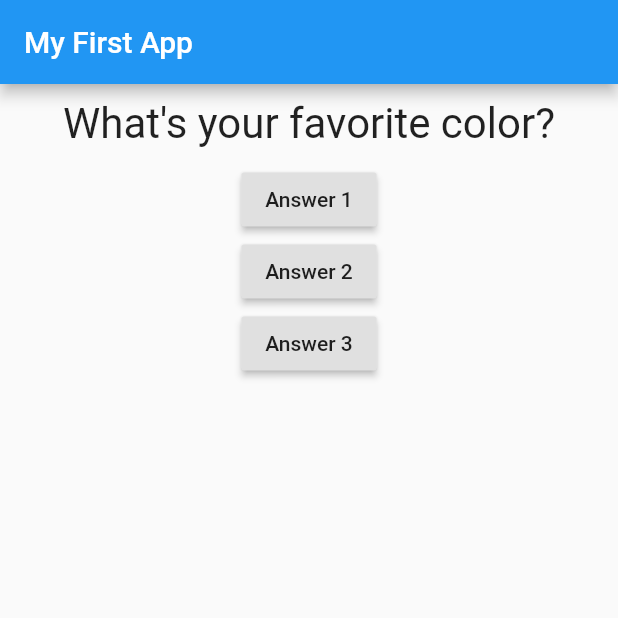
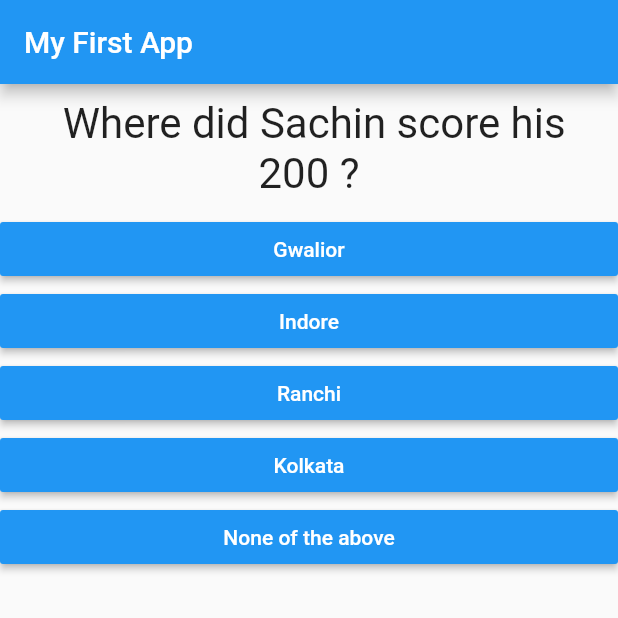
Before and after one commit to Rahul140799/Quiz-App, a Flutter app: the screen it shows after launch, on a phone screen of 412 x 824 dp, the top half of it. Run offline on Flutter 3.47's test engine with Material 2 defaults, Android fonts, the phone set to English and light mode, and no system bars.

Commit message:
Cricket Quiz App

```diff
--- /dev/null
+++ b/lib/answer.dart
@@ -0,0 +1,22 @@
+import 'package:flutter/material.dart';
+
+class Answer extends StatelessWidget {
+
+  final Function selectHandler;
+  final String answerText;
+
+  Answer(this.selectHandler, this.answerText);
+
+  @override
+  Widget build(BuildContext context) {
+    return Container(
+      width: double.infinity,
+      child: RaisedButton(
+        color: Colors.blue,
+        textColor: Colors.white,
+        child: Text(answerText),
+        onPressed: selectHandler,
+      )
+    );
+  }
+}
--- a/lib/main.dart
+++ b/lib/main.dart
@@ -1,6 +1,8 @@
 import 'package:flutter/material.dart';
+import 'package:flutter_complete_guide/quiz.dart';
 
-import './question.dart';
+import './quiz.dart';
+import './result.dart';
 
 void main() => runApp(MyApp());
 
@@ -13,46 +15,102 @@ class MyApp extends StatefulWidget {
 }
 
 class _MyAppState extends State<MyApp> {
+  final _questions = const [
+    {
+      'questionText': " Where did Sachin score his 200 ?",
+      'answerText': [
+        {'text': 'Gwalior', 'score': 1},
+        {'text': 'Indore', 'score': 0},
+        {'text': 'Ranchi', 'score': 0},
+        {'text': 'Kolkata', 'score': 0},
+        {'text': 'None of the above', 'score': 0},
+      ],
+    },
+    {
+      'questionText': " When was overarm bowling accepted as legal ?",
+      'answerText': [
+        {'text': '1869', 'score': 0},
+        {'text': '1864', 'score': 1},
+        {'text': '1872', 'score': 0},
+        {'text': '1889', 'score': 0},
+        {'text': 'None of the above', 'score': 0},
+      ],
+    },
+    {
+      'questionText': " Which national team is nicknamed 'The Springboks' ?",
+      'answerText': [
+        {'text': 'England', 'score': 0},
+        {'text': 'Ireland', 'score': 0},
+        {'text': 'South Africa', 'score': 1},
+        {'text': 'Netherlands', 'score': 0},
+        {'text': 'None of the above', 'score': 0},
+      ],
+    },
+    {
+      'questionText':
+          " Who is the only batsman to have hit a century in each innings of a Test thrice ? ",
+      'answerText': [
+        {'text': 'Lala Amarnath', 'score': 0},
+        {'text': 'Sunil Gavaskar', 'score': 1},
+        {'text': 'Sachin Tendulkar', 'score': 0},
+        {'text': 'Virat Kohli', 'score': 0},
+        {'text': 'None of the above', 'score': 0},
+      ],
+    },
+    {
+      'questionText': " Who won the first World Cup, 1975 ?",
+      'answerText': [
+        {'text': 'West Indies', 'score': 1},
+        {'text': 'India', 'score': 0},
+        {'text': 'England', 'score': 0},
+        {'text': 'Australia', 'score': 0},
+        {'text': 'None of the above', 'score': 0},
+      ],
+    },
+  ];
+
   var _nextQuestion = 0;
+  var _totalScore = 0;
 
-  void _answerQuestion() {
+  void _resetQuiz() {
+    setState(() {
+        _nextQuestion = 0;
+        _totalScore = 0;
+    });
+  }
+
+  void _answerQuestion(int score) {
+
+    _totalScore += score;
+
     setState(() {
       _nextQuestion = _nextQuestion + 1;
     });
     print(_nextQuestion);
+
+    if (_nextQuestion < _questions.length) {
+      var remaining = _questions.length - _nextQuestion;
+      print("$remaining questions left");
+    }
   }
 
   @override
   Widget build(BuildContext context) {
-    var questions = [
-      "What's your favorite color?",
-      "What's your favorite animal?",
-    ];
-
     return MaterialApp(
       home: Scaffold(
         appBar: AppBar(
           title: Text("My First App"),
         ),
-        body: Column(children: [
-          Question(
-            questions[_nextQuestion]
-          ),
-          RaisedButton(
-            child: Text("Answer 1"),
-            onPressed: _answerQuestion,
-          ),
-          RaisedButton(
-            child: Text("Answer 2"),
-            onPressed: () => print("Answer 2 Chosen"),
-          ),
-          RaisedButton(
-            child: Text("Answer 3"),
-            onPressed: () {
-              print("Answer 3 Chosen");
-            },
-          ),
-        ]),
+        body: _nextQuestion < _questions.length
+            ? Quiz(
+                answerQuestion: _answerQuestion,
+                questionIndex: _nextQuestion,
+                questions: _questions,
+            )
+            : Result(
+              resultScore: _totalScore,
+              resetQuiz: _resetQuiz,
+            ),
       ),
     );
   }
--- /dev/null
+++ b/lib/quiz.dart
@@ -0,0 +1,28 @@
+import 'package:flutter/material.dart';
+
+import './question.dart';
+import './answer.dart';
+
+class Quiz extends StatelessWidget {
+
+  final List<Map<String, Object>> questions;
+  final int questionIndex;
+  final Function answerQuestion;
+
+  Quiz({
+    @required this.questions,
+    @required this.questionIndex,
+    @required this.answerQuestion,
+  });
+
+  @override
+  Widget build(BuildContext context) {
+    return Column(children: [
+      Question(questions[questionIndex]['questionText']),
+      ...(questions[questionIndex]['answerText'] as List<Map<String, Object>>)
+          .map((answer) {
+        return Answer(() => answerQuestion(answer['score']), answer['text']);
+      }).toList()
+    ]);
+  }
+}
```
Also changed, not shown: lib/result.dart (added, +46 -0 lines).
